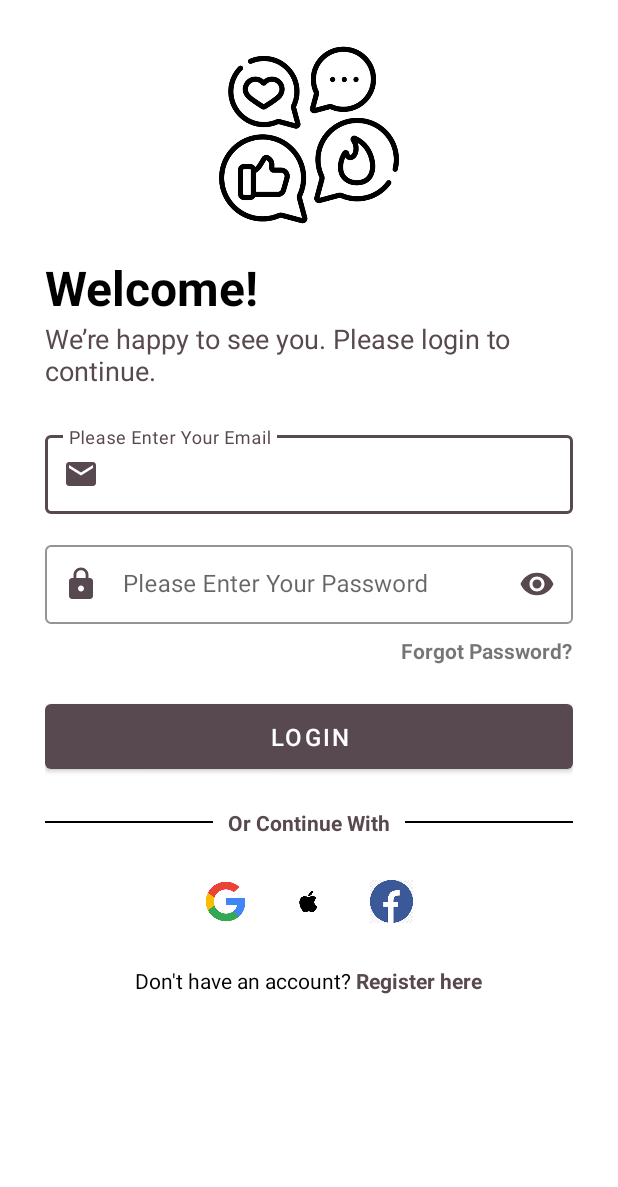
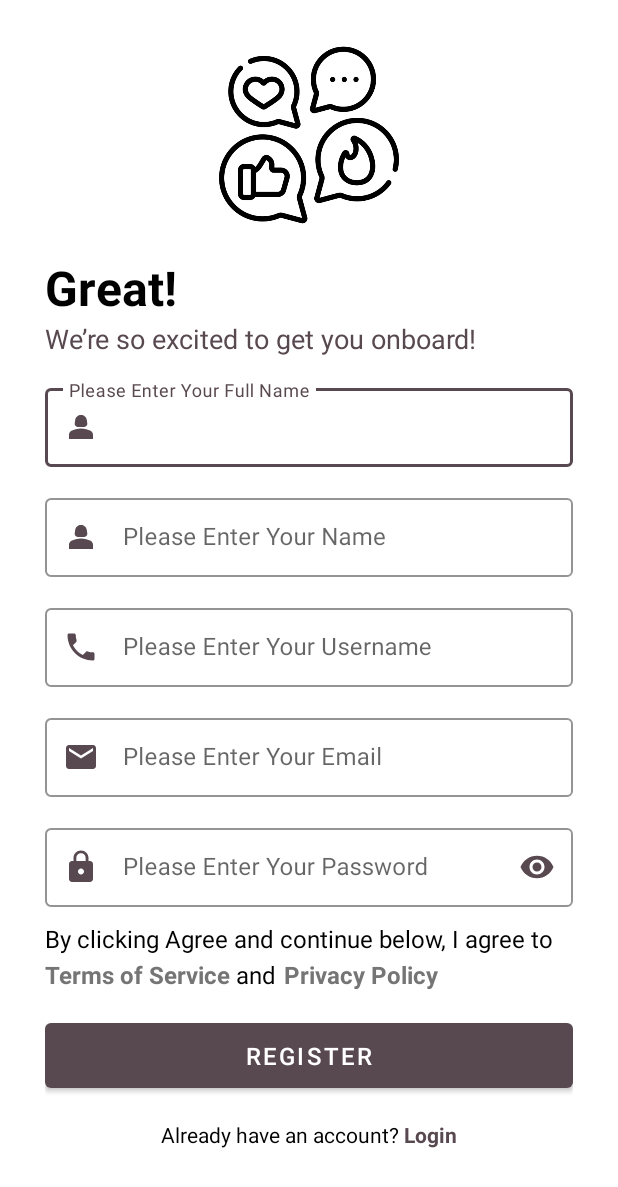
Before and after one commit to JunaidJamshid123/ConnectMe, an Android app: the screen it shows after launch (LoginScreem before the commit, SignUpScreen after it), on a phone screen of 412 x 824 dp. Shown: the top 1187 px of the screen. Run offline under Robolectric (Android 15) with nearby library versions, the phone set to English and light mode, and no system bars.

Commit message:
Signup Page Developed

```diff
--- a/app/src/main/AndroidManifest.xml
+++ b/app/src/main/AndroidManifest.xml
@@ -14,13 +14,6 @@
         tools:targetApi="31">
         <activity
             android:name=".SignUpScreen"
-            android:exported="false">
-            <meta-data
-                android:name="android.app.lib_name"
-                android:value="" />
-        </activity>
-        <activity
-            android:name=".LoginScreem"
             android:exported="true">
 
             <intent-filter>
@@ -28,6 +21,16 @@
 
                 <category android:name="android.intent.category.LAUNCHER" />
             </intent-filter>
+
+
+            <meta-data
+                android:name="android.app.lib_name"
+                android:value="" />
+        </activity>
+        <activity
+            android:name=".LoginScreem"
+            android:exported="false">
+
 
             <meta-data
                 android:name="android.app.lib_name"
--- a/app/src/main/java/com/junaidjamshid/i211203/SignUpScreen.kt
+++ b/app/src/main/java/com/junaidjamshid/i211203/SignUpScreen.kt
@@ -6,6 +6,7 @@ import android.os.Bundle
 class SignUpScreen : AppCompatActivity() {
     override fun onCreate(savedInstanceState: Bundle?) {
         super.onCreate(savedInstanceState)
+        supportActionBar?.hide() // Hide Action Bar
         setContentView(R.layout.activity_sign_up_screen)
     }
 }
--- a/app/src/main/res/layout/activity_sign_up_screen.xml
+++ b/app/src/main/res/layout/activity_sign_up_screen.xml
@@ -32,7 +32,7 @@
             android:text="Great!"
             android:textSize="32sp"
             android:textStyle="bold"
-            android:textColor="#1976D2" />
+            android:textColor="@color/black" />
 
         <TextView
             android:id="@+id/textView2"
@@ -41,16 +41,78 @@
             android:text="We’re so excited to get you onboard!"
             android:textSize="18sp"
             android:textStyle="normal"
-            android:textColor="#1976D2" />
+            android:textColor="#58484F" />
+
+
 
         <com.google.android.material.textfield.TextInputLayout
             android:layout_width="match_parent"
             android:layout_height="wrap_content"
-            android:layout_marginTop="25dp"
+            android:layout_marginTop="15dp"
+            app:startIconDrawable="@drawable/ic_person"
+            app:startIconTint="#58484F"
+            app:boxStrokeColor="#58484F"
+            app:hintTextColor="#58484F"
+            style="@style/Widget.MaterialComponents.TextInputLayout.OutlinedBox">
+
+            <com.google.android.material.textfield.TextInputEditText
+                android:layout_width="match_parent"
+                android:layout_height="wrap_content"
+                android:inputType="text"
+                android:hint="Please Enter Your Full Name"
+                android:textColorHint="#757575"
+                android:padding="15dp"/>
+        </com.google.android.material.textfield.TextInputLayout>
+
+
+        <com.google.android.material.textfield.TextInputLayout
+            android:layout_width="match_parent"
+            android:layout_height="wrap_content"
+            android:layout_marginTop="15dp"
+            app:startIconDrawable="@drawable/ic_person"
+            app:startIconTint="#58484F"
+            app:boxStrokeColor="#58484F"
+            app:hintTextColor="#58484F"
+            style="@style/Widget.MaterialComponents.TextInputLayout.OutlinedBox">
+
+            <com.google.android.material.textfield.TextInputEditText
+                android:layout_width="match_parent"
+                android:layout_height="wrap_content"
+                android:inputType="text"
+                android:hint="Please Enter Your Name"
+                android:textColorHint="#757575"
+                android:padding="15dp"/>
+        </com.google.android.material.textfield.TextInputLayout>
+
+
+        <com.google.android.material.textfield.TextInputLayout
+            android:layout_width="match_parent"
+            android:layout_height="wrap_content"
+            android:layout_marginTop="15dp"
+            app:startIconDrawable="@drawable/ic_phone"
+            app:startIconTint="#58484F"
+            app:boxStrokeColor="#58484F"
+            app:hintTextColor="#58484F"
+            style="@style/Widget.MaterialComponents.TextInputLayout.OutlinedBox">
+
+            <com.google.android.material.textfield.TextInputEditText
+                android:layout_width="match_parent"
+                android:layout_height="wrap_content"
+                android:inputType="number"
+                android:hint="Please Enter Your Username"
+                android:textColorHint="#757575"
+                android:padding="15dp"/>
+        </com.google.android.material.textfield.TextInputLayout>
+
+
+        <com.google.android.material.textfield.TextInputLayout
+            android:layout_width="match_parent"
+            android:layout_height="wrap_content"
+            android:layout_marginTop="15dp"
             app:startIconDrawable="@drawable/ic_email"
-            app:startIconTint="#1976D2"
-            app:boxStrokeColor="#1976D2"
-            app:hintTextColor="#1976D2"
+            app:startIconTint="#58484F"
+            app:boxStrokeColor="#58484F"
+            app:hintTextColor="#58484F"
             style="@style/Widget.MaterialComponents.TextInputLayout.OutlinedBox">
 
             <com.google.android.material.textfield.TextInputEditText
@@ -67,11 +129,11 @@
             android:layout_height="wrap_content"
             android:layout_marginTop="15dp"
             app:startIconDrawable="@drawable/ic_lock"
-            app:startIconTint="#1976D2"
-            app:boxStrokeColor="#1976D2"
-            app:hintTextColor="#1976D2"
+            app:startIconTint="#58484F"
+            app:boxStrokeColor="#58484F"
+            app:hintTextColor="#58484F"
             app:passwordToggleEnabled="true"
-            app:passwordToggleTint="#1976D2"
+            app:passwordToggleTint="#58484F"
             style="@style/Widget.MaterialComponents.TextInputLayout.OutlinedBox">
 
             <com.google.android.material.textfield.TextInputEditText
@@ -83,8 +145,87 @@
                 android:padding="15dp"/>
         </com.google.android.material.textfield.TextInputLayout>
 
+        <TextView
+            android:layout_width="wrap_content"
+            android:layout_marginTop="10dp"
+            android:text="By clicking Agree and continue below, I agree to "
+            android:textSize="16sp"
+            android:textStyle="normal"
+            android:textColor="@color/black"
+            android:layout_height="wrap_content">
+        </TextView>
+
+        <LinearLayout
+            android:layout_width="match_parent"
+            android:layout_marginTop="2dp"
+            android:orientation="horizontal"
+            android:layout_height="wrap_content">
+
+            <TextView
+                android:layout_width="wrap_content"
+                android:text="Terms of Service"
+                android:textSize="16sp"
+                android:textStyle="bold"
+                android:textColor="#757575"
+                android:layout_height="wrap_content">
+            </TextView>
+
+            <TextView
+                android:layout_width="wrap_content"
+                android:text="and"
+                android:layout_marginLeft="3dp"
+                android:textSize="16sp"
+                android:textStyle="normal"
+                android:textColor="@color/black"
+                android:layout_height="wrap_content">
+            </TextView>
 
 
+            <TextView
+                android:layout_width="wrap_content"
+                android:text="Privacy Policy"
+                android:textSize="16sp"
+                android:layout_marginLeft="5dp"
+                android:textStyle="bold"
+                android:textColor="#757575"
+                android:layout_height="wrap_content">
+            </TextView>
+        </LinearLayout>
+
+        <Button
+            android:layout_width="match_parent"
+            android:layout_height="55dp"
+            android:layout_marginTop="15dp"
+            android:text="Register"
+            app:backgroundTint="#58484F"
+            android:textColor="@color/white"
+            android:textSize="16sp" />
+
+        <LinearLayout
+            android:layout_width="match_parent"
+            android:layout_height="wrap_content"
+            android:layout_marginTop="15dp"
+            android:gravity="center"
+            android:orientation="horizontal">
+
+            <TextView
+                android:layout_width="wrap_content"
+                android:layout_height="wrap_content"
+                android:text="Already have an account? "
+                android:textSize="14sp"
+                android:textColor="@color/black" />
+
+            <TextView
+                android:id="@+id/registerLink"
+                android:layout_width="wrap_content"
+                android:layout_height="wrap_content"
+                android:text="Login"
+                android:textSize="14sp"
+                android:textStyle="bold"
+                android:textColor="#58484F"
+                android:clickable="true"
+                android:focusable="true" />
+        </LinearLayout>
     </LinearLayout>
 
 
```
